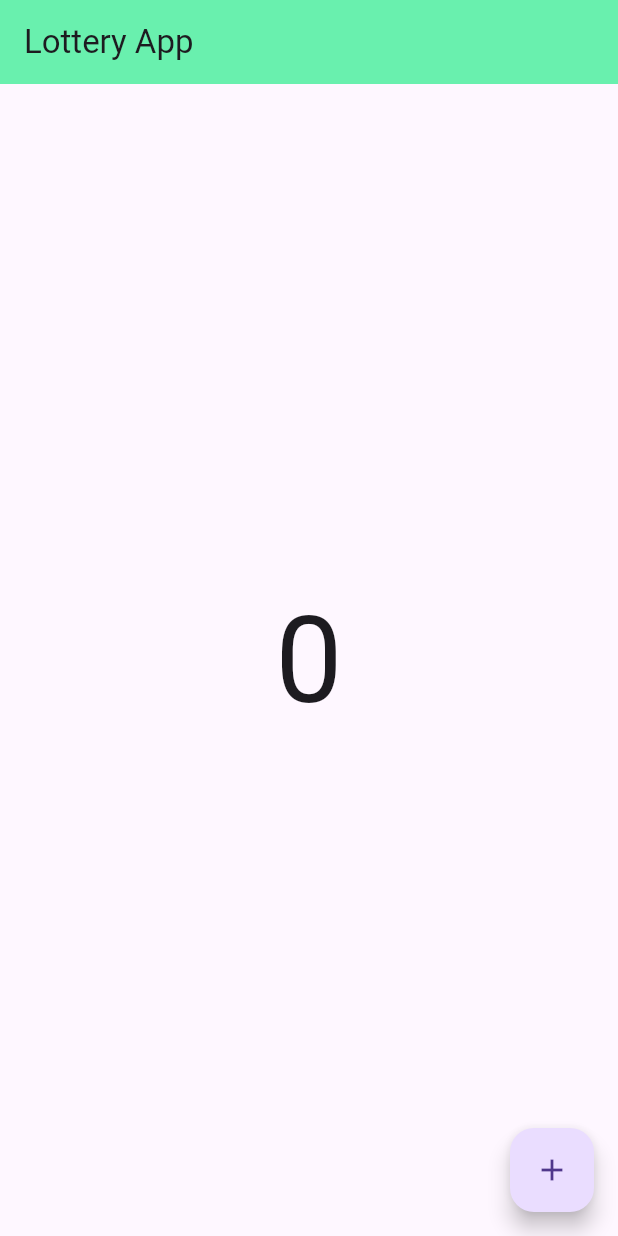
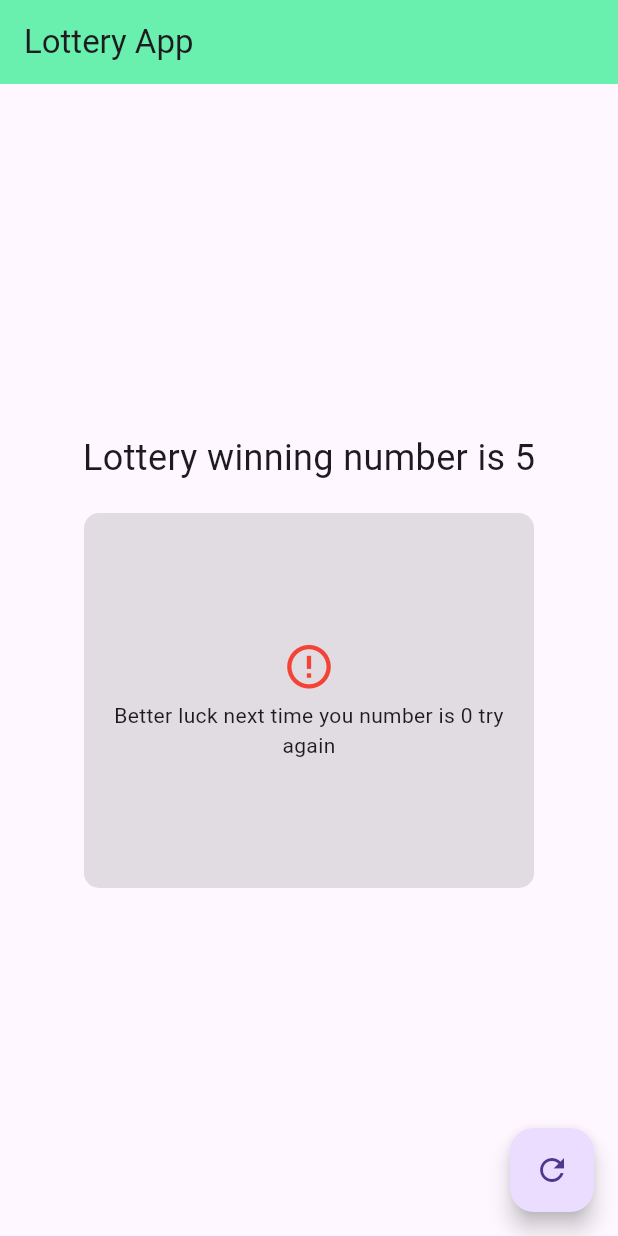
Before and after one commit to FazalHamzaKhan12/lottery_app_from_bootcamp2022, a Flutter app: the screen it shows after launch, on a phone screen of 412 x 824 dp. Run offline on Flutter 3.47's test engine with Material 3 defaults, Android fonts, the phone set to English and light mode, and no system bars.

Commit message:
Update main.dart

```diff
--- a/lib/main.dart
+++ b/lib/main.dart
@@ -1,25 +1,20 @@
 import 'package:flutter/material.dart';
+import 'dart:math';
 
 void main() {
-  runApp(MyApp());  // Removed `const` here
+  runApp(const MyApp()); // Removed `const` here
 }
 
 class MyApp extends StatefulWidget {
-  MyApp({super.key});
+  const MyApp({super.key});
 
   @override
   State<MyApp> createState() => _MyAppState();
 }
 
 class _MyAppState extends State<MyApp> {
+  Random random = Random();
   int x = 0;
-
-  // Function to increment x
-  void incrementX() {
-    setState(() {
-      x++;  // Increment the value of x by 1
-    });
-  }
 
   @override
   Widget build(BuildContext context) {
@@ -29,17 +24,75 @@ class _MyAppState extends State<MyApp> {
           title: const Text("Lottery App"),
           backgroundColor: Colors.greenAccent,
         ),
-        body: SafeArea(
-          child: Center(
-            child: Text(
-              x.toString(),
-              style: const TextStyle(fontSize: 80),
+        body: Column(
+          mainAxisAlignment: MainAxisAlignment.center,
+          crossAxisAlignment: CrossAxisAlignment.center,
+          children: [
+            Center(
+              child: Text(
+                "Lottery winning number is 5",
+                style: const TextStyle(fontSize: 24),
+              ),
             ),
-          ),
+            SizedBox(
+              height: 20,
+            ),
+            Container(
+              height: 250,
+              width: 300,
+              decoration: BoxDecoration(
+                  color: Colors.grey.withOpacity(.3),
+                  borderRadius: BorderRadius.circular(10)),
+              child: Padding(
+                padding: const EdgeInsets.all(18.0),
+                child: x == 5
+                    ? Column(
+                        mainAxisAlignment: MainAxisAlignment.center,
+                        crossAxisAlignment: CrossAxisAlignment.center,
+                        children: [
+                          Icon(
+                            Icons.done_all_outlined,
+                            color: Colors.green,
+                            size: 35,
+                          ),
+                          SizedBox(
+                            height: 5,
+                          ),
+                          Text(
+                            'Congratulation you have won the lottery you number is $x',
+                            textAlign: TextAlign.center,
+                          )
+                        ],
+                      )
+                    : Column(
+                        mainAxisAlignment: MainAxisAlignment.center,
+                        crossAxisAlignment: CrossAxisAlignment.center,
+                        children: [
+                          Icon(
+                            Icons.error_outline,
+                            color: Colors.red,
+                            size: 35,
+                          ),
+                          SizedBox(
+                            height: 5,
+                          ),
+                          Text(
+                            'Better luck next time you number is $x try again',
+                            textAlign: TextAlign.center,
+                          )
+                        ],
+                      ),
+              ),
+            )
+          ],
         ),
         floatingActionButton: FloatingActionButton(
-          onPressed: incrementX,  // Call the incrementX function
-          child: const Icon(Icons.add),
+          onPressed: () {
+            setState(() {
+              x = random.nextInt(10);
+            });
+          },
+          child: const Icon(Icons.refresh),
         ),
       ),
     );
```
